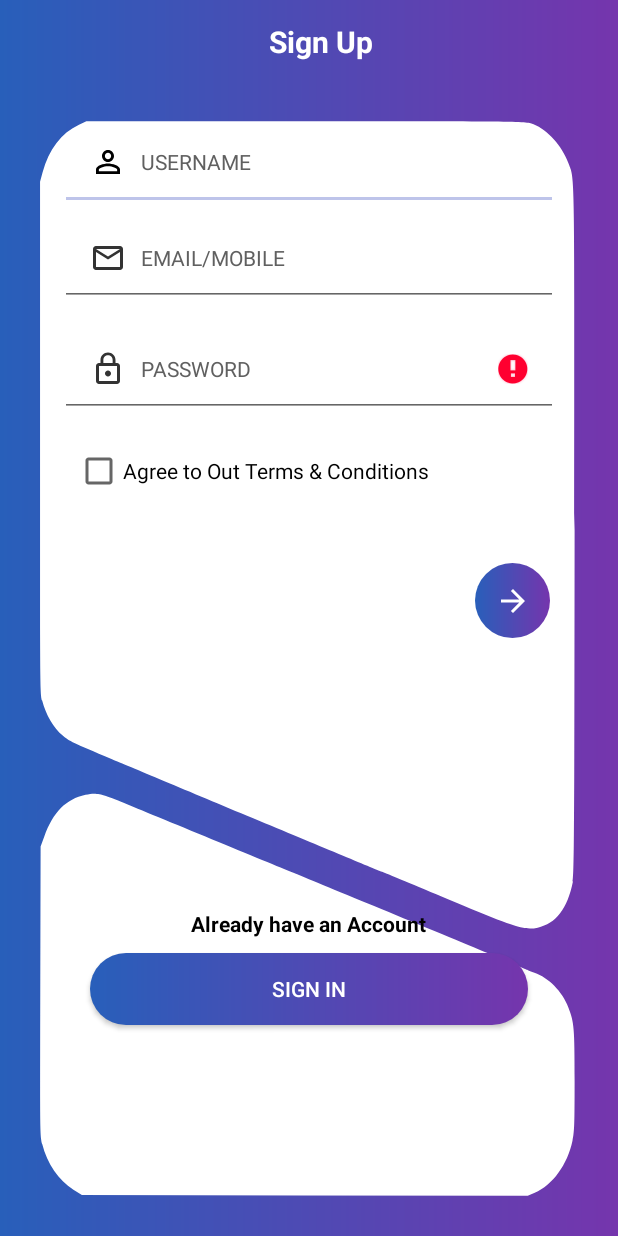
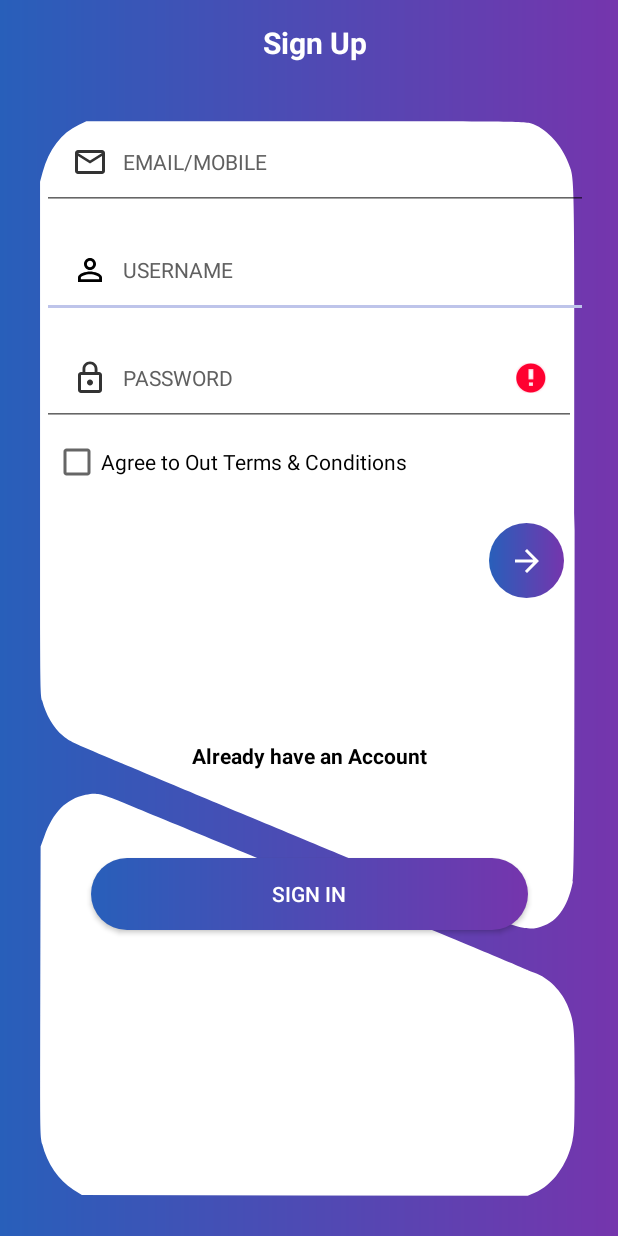
Before and after one commit to adammaulidani/Modul2Kel07, an Android app: the RegisterActivity screen opened directly, with no data from a screen before it, on a phone screen of 412 x 824 dp. Run offline under Robolectric (Android 15) with nearby library versions, the phone set to English and light mode, and no system bars.

Commit message:
Commit Kedua

```diff
--- a/app/src/main/res/layout/activity_register.xml
+++ b/app/src/main/res/layout/activity_register.xml
@@ -1,146 +1,184 @@
 <?xml version="1.0" encoding="utf-8"?>
-<RelativeLayout xmlns:android="http://schemas.android.com/apk/res/android"
+<android.support.constraint.ConstraintLayout xmlns:android="http://schemas.android.com/apk/res/android"
     xmlns:app="http://schemas.android.com/apk/res-auto"
     xmlns:tools="http://schemas.android.com/tools"
+    android:id="@+id/relativeLayout2"
     android:layout_width="match_parent"
     android:layout_height="match_parent"
     android:background="@drawable/background"
     tools:context="com.example.notebook.modul2kel07.RegisterActivity">
 
-    <android.support.v7.widget.Toolbar
+    <android.support.constraint.ConstraintLayout
         android:id="@+id/toolbar"
-        android:layout_width="match_parent"
+        android:layout_width="0dp"
         android:layout_height="wrap_content"
-        android:layout_alignParentStart="true"
-        android:layout_alignParentTop="true"
+        android:layout_marginBottom="20dp"
         android:background="@drawable/background"
         android:minHeight="?attr/actionBarSize"
         android:theme="?attr/actionBarTheme"
-        >
+        app:layout_constraintBottom_toTopOf="@+id/linearLayout6"
+        app:layout_constraintEnd_toEndOf="parent"
+        app:layout_constraintStart_toStartOf="parent"
+        app:layout_constraintTop_toTopOf="parent">
 
         <TextView
-            android:layout_width="match_parent"
+            android:id="@+id/textView7"
+            android:layout_width="wrap_content"
             android:layout_height="wrap_content"
+            android:layout_marginStart="16dp"
+            android:layout_marginEnd="8dp"
             android:text="Sign Up"
-            android:textStyle="bold"
+            android:textAlignment="center"
             android:textColor="#ffff"
             android:textSize="20sp"
-            android:textAlignment="center"
-            />
-    </android.support.v7.widget.Toolbar>
+            android:textStyle="bold"
+            app:layout_constraintBottom_toBottomOf="parent"
+            app:layout_constraintEnd_toEndOf="parent"
+            app:layout_constraintStart_toStartOf="parent"
+            app:layout_constraintTop_toTopOf="parent" />
+    </android.support.constraint.ConstraintLayout>
+
 
     <LinearLayout
-        android:layout_width="match_parent"
-        android:layout_height="match_parent"
-        android:layout_below="@+id/toolbar"
+        android:id="@+id/linearLayout6"
+        android:layout_width="0dp"
+        android:layout_height="0dp"
+        android:layout_marginStart="20dp"
+        android:layout_marginLeft="20dp"
+        android:layout_marginEnd="20dp"
+        android:layout_marginRight="20dp"
+        android:layout_marginBottom="20dp"
+        android:background="@drawable/layout_background"
+        android:gravity="center"
         android:orientation="vertical"
-        android:layout_centerHorizontal="true">
-        <LinearLayout
+        app:layout_constraintBottom_toBottomOf="parent"
+        app:layout_constraintEnd_toEndOf="parent"
+        app:layout_constraintStart_toStartOf="parent"
+        app:layout_constraintTop_toBottomOf="@+id/toolbar">
+
+        <android.support.constraint.ConstraintLayout
+            android:id="@+id/linearLayout10"
             android:layout_width="match_parent"
-            android:layout_marginStart="20dp"
-            android:layout_marginEnd="20dp"
-            android:layout_marginTop="20dp"
-            android:orientation="vertical"
-            android:layout_height="match_parent"
-            android:layout_marginBottom="20dp"
-            android:gravity="center"
-            android:background="@drawable/layout_background">
+            android:layout_height="410dp"
+            app:layout_constraintBottom_toBottomOf="@+id/email"
+            app:layout_constraintTop_toBottomOf="@+id/email">
 
-            <LinearLayout
-                android:layout_width="match_parent"
-                android:layout_height="410dp"
-                android:orientation="vertical"
-                >
-                <EditText
-                    android:layout_width="match_parent"
-                    android:layout_height="wrap_content"
-                    android:drawableLeft="@drawable/ic_perm_identity_black_24dp"
-                    android:layout_marginEnd="20dp"
-                    android:id="@+id/etUsernameRegister"
-                    android:layout_marginStart="20dp"
-                    android:textSize="14sp"
-                    android:drawablePadding="10dp"
-                    android:hint="USERNAME"
-                    android:padding="20dp"
-                    android:textColorHint="#606060"
-                    android:inputType="textPersonName"/>
+            <EditText
+                android:id="@+id/etUsernameRegister"
+                android:layout_width="0dp"
+                android:layout_height="wrap_content"
+                android:layout_marginTop="8dp"
+                android:drawableLeft="@drawable/ic_perm_identity_black_24dp"
+                android:drawablePadding="10dp"
+                android:hint="USERNAME"
+                android:inputType="textPersonName"
+                android:padding="20dp"
+                android:textColorHint="#606060"
+                android:textSize="14sp"
+                app:layout_constraintEnd_toEndOf="parent"
+                app:layout_constraintHorizontal_bias="0.0"
+                app:layout_constraintStart_toStartOf="@+id/email"
+                app:layout_constraintTop_toBottomOf="@+id/email" />
 
-                <EditText
-                    android:layout_width="match_parent"
-                    android:layout_height="wrap_content"
-                    android:drawablePadding="10dp"
-                    android:id="@+id/email"
-                    android:drawableLeft="@drawable/ic_mail_outline_black_24dp"
-                    android:layout_marginEnd="20dp"
-                    android:layout_marginStart="20dp"
-                    android:hint="EMAIL/MOBILE"
-                    android:padding="20dp"
-                    android:textSize="14sp"
-                    android:textColorHint="#606060"
-                    android:inputType="text"/>
-                <EditText
-                    android:layout_width="match_parent"
-                    android:layout_height="wrap_content"
-                    android:layout_marginTop="10dp"
-                    android:drawableLeft="@drawable/ic_lock_outline_black_24dp"
-                    android:layout_marginEnd="20dp"
-                    android:id="@+id/etPasswordRegister"
-                    android:layout_marginStart="20dp"
-                    android:textSize="14sp"
-                    android:drawablePadding="10dp"
-                    android:hint="PASSWORD"
-                    android:padding="20dp"
-                    android:textColorHint="#606060"
-                    android:inputType="textPassword"/>
+            <EditText
+                android:id="@+id/email"
+                android:layout_width="0dp"
+                android:layout_height="wrap_content"
+                android:layout_marginStart="8dp"
+                android:drawableLeft="@drawable/ic_mail_outline_black_24dp"
+                android:drawablePadding="10dp"
+                android:hint="EMAIL/MOBILE"
+                android:inputType="text"
+                android:padding="20dp"
+                android:textColorHint="#606060"
+                android:textSize="14sp"
+                app:layout_constraintEnd_toEndOf="parent"
+                app:layout_constraintHorizontal_bias="0.0"
+                app:layout_constraintStart_toStartOf="parent"
+                tools:layout_editor_absoluteY="16dp"
+                tools:ignore="MissingConstraints" />
 
-                <CheckBox
-                    android:layout_width="match_parent"
-                    android:layout_height="wrap_content"
-                    android:text="Agree to Out Terms &amp; Conditions"
-                    android:id="@+id/checkbox"
-                    android:layout_marginTop="20dp"
-                    android:layout_marginLeft="30dp" />
+            <EditText
+                android:id="@+id/etPasswordRegister"
+                android:layout_width="356dp"
+                android:layout_height="wrap_content"
+                android:layout_marginStart="8dp"
+                android:layout_marginTop="8dp"
+                android:layout_marginEnd="8dp"
+                android:drawableLeft="@drawable/ic_lock_outline_black_24dp"
+                android:drawablePadding="10dp"
+                android:hint="PASSWORD"
+                android:inputType="textPassword"
+                android:padding="20dp"
+                android:textColorHint="#606060"
+                android:textSize="14sp"
+                app:layout_constraintEnd_toEndOf="parent"
+                app:layout_constraintHorizontal_bias="0.75"
+                app:layout_constraintStart_toStartOf="parent"
+                app:layout_constraintTop_toBottomOf="@+id/etUsernameRegister" />
 
-                <ImageButton
-                    android:layout_width="50dp"
-                    android:layout_height="50dp"
-                    android:layout_gravity="end"
-                    android:layout_marginTop="45dp"
-                    android:layout_marginEnd="25dp"
-                    android:id="@+id/btRegister"
-                    android:src="@drawable/ic_arrow_forward_black_24dp"
-                    android:background="@drawable/button_background"/>
+            <CheckBox
+                android:id="@+id/checkbox"
+                android:layout_width="341dp"
+                android:layout_height="wrap_content"
+                android:layout_marginStart="8dp"
+                android:layout_marginTop="8dp"
+                android:layout_marginEnd="8dp"
+                android:text="Agree to Out Terms &amp; Conditions"
+                app:layout_constraintEnd_toEndOf="parent"
+                app:layout_constraintStart_toStartOf="parent"
+                app:layout_constraintTop_toBottomOf="@+id/etPasswordRegister" />
+
+            <ImageButton
+                android:id="@+id/btRegister"
+                android:layout_width="50dp"
+                android:layout_height="50dp"
+                android:layout_marginEnd="16dp"
+                android:background="@drawable/button_background"
+                android:src="@drawable/ic_arrow_forward_black_24dp"
+                app:layout_constraintBottom_toBottomOf="parent"
+                app:layout_constraintEnd_toEndOf="parent"
+                app:layout_constraintTop_toTopOf="parent"
+                app:layout_constraintVertical_bias="0.758" />
 
 
-            </LinearLayout>
+        </android.support.constraint.ConstraintLayout>
 
-            <LinearLayout
-                android:layout_width="match_parent"
-                android:layout_height="match_parent"
-                android:orientation="vertical"
-                android:gravity="center">
-                <TextView
-                    android:layout_width="wrap_content"
-                    android:layout_height="wrap_content"
-                    android:layout_gravity="center"
-                    android:text="Already have an Account"
-                    android:textAlignment="center"
-                    android:textColor="@android:color/black"
-                    android:textStyle="bold" />
+        <android.support.constraint.ConstraintLayout
+            android:id="@+id/linearLayout11"
+            android:layout_width="match_parent"
+            android:layout_height="match_parent"
+            android:gravity="center">
 
-                <Button
-                    android:layout_width="match_parent"
-                    android:layout_height="wrap_content"
-                    android:layout_gravity="center"
-                    android:layout_marginLeft="40dp"
-                    android:layout_marginRight="40dp"
-                    android:layout_marginTop="10dp"
-                    android:id="@+id/signin"
-                    android:background="@drawable/button_background"
-                    android:text="SIGN IN"
-                    android:textColor="@android:color/white" />
-            </LinearLayout>
-        </LinearLayout>
+            <TextView
+                android:id="@+id/textView11"
+                android:layout_width="wrap_content"
+                android:layout_height="22dp"
+                android:layout_marginTop="8dp"
+                android:text="Already have an Account"
+                android:textAlignment="center"
+                android:textColor="@android:color/black"
+                android:textStyle="bold"
+                app:layout_constraintEnd_toEndOf="@+id/signin"
+                app:layout_constraintStart_toStartOf="@+id/signin"
+                app:layout_constraintTop_toTopOf="parent" />
+
+            <Button
+                android:id="@+id/signin"
+                android:layout_width="291dp"
+                android:layout_height="wrap_content"
+                android:layout_marginStart="8dp"
+                android:layout_marginTop="56dp"
+                android:layout_marginEnd="20dp"
+                android:background="@drawable/button_background"
+                android:text="SIGN IN"
+                android:textColor="@android:color/white"
+                app:layout_constraintEnd_toEndOf="parent"
+                app:layout_constraintHorizontal_bias="0.615"
+                app:layout_constraintStart_toStartOf="parent"
+                app:layout_constraintTop_toBottomOf="@+id/textView11" />
+        </android.support.constraint.ConstraintLayout>
     </LinearLayout>
 
-</RelativeLayout>
+
+</android.support.constraint.ConstraintLayout>
```
Also changed, not shown: app/src/main/res/layout/activity_login.xml (+82 -65 lines).
